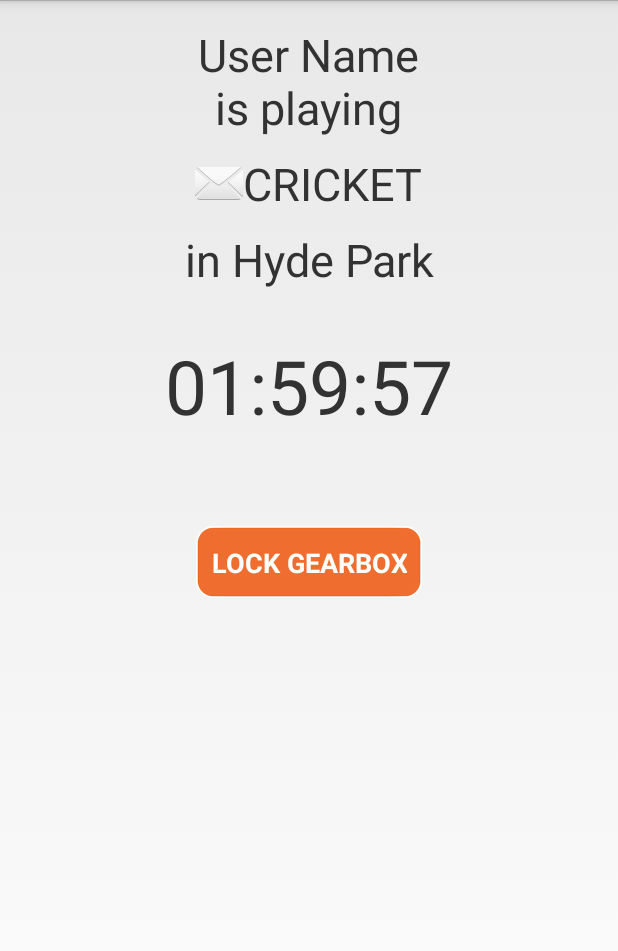
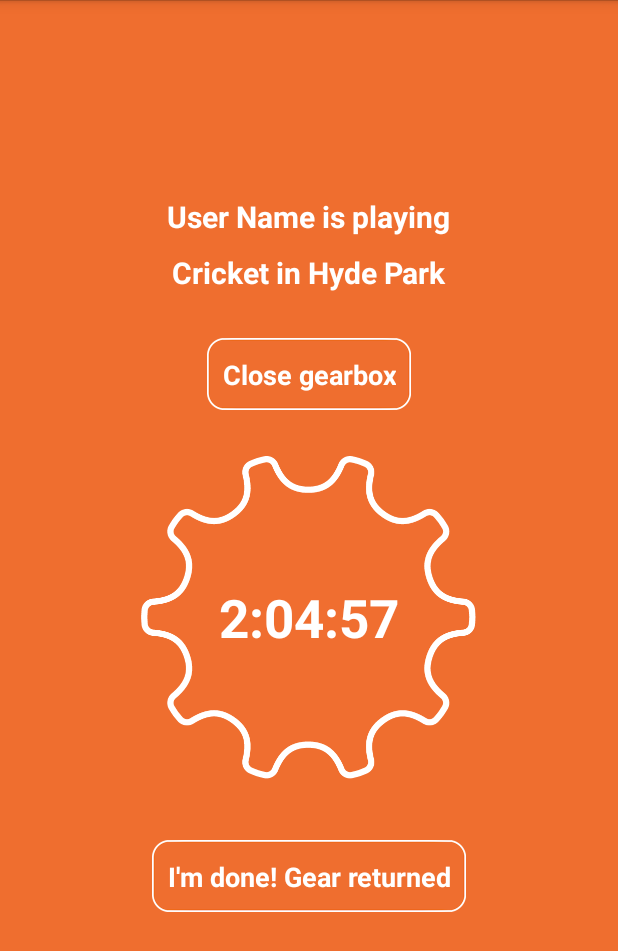
Before and after one commit to michaelbarlow7/gearbox, an Android app: the CurrentlyPlaying screen opened directly, with no data from a screen before it, on a phone screen of 412 x 824 dp. Shown: the top 951 px of the screen. Run offline under Robolectric (Android 15) with nearby library versions, the phone set to English and light mode, and no system bars; libraries missing offline, so code that uses them is left out: com.koushikdutta.async, com.koushikdutta.ion; 2 statements that could not run were skipped.

Commit message:
Updated currentlyPlaying

```diff
--- a/app/src/main/java/com/gearboxer/gearbox/CurrentlyPlaying.java
+++ b/app/src/main/java/com/gearboxer/gearbox/CurrentlyPlaying.java
@@ -1,21 +1,24 @@
 package com.gearboxer.gearbox;
 
 import android.app.Activity;
+import android.app.AlertDialog;
 import android.app.NotificationManager;
 import android.app.ProgressDialog;
 import android.content.Context;
+import android.content.DialogInterface;
 import android.content.Intent;
 import android.media.RingtoneManager;
 import android.net.Uri;
 import android.os.Bundle;
 import android.support.v4.app.NotificationCompat;
 import android.util.Log;
-import android.view.Menu;
-import android.view.MenuItem;
 import android.view.View;
+import android.view.animation.Animation;
+import android.view.animation.AnimationUtils;
+import android.widget.Button;
+import android.widget.ImageView;
 import android.widget.TextView;
 
-import com.gearboxer.gearbox.R;
 import com.gearboxer.gearbox.model.Gear;
 import com.gearboxer.gearbox.model.GearLocation;
 import com.koushikdutta.async.future.FutureCallback;
@@ -34,6 +37,7 @@ public class CurrentlyPlaying extends Activity {
     private volatile boolean keepTicking = true;
     private ProgressDialog progressDialog;
 
+    private boolean open = true;
     @Override
     protected void onCreate(Bundle savedInstanceState) {
         super.onCreate(savedInstanceState);
@@ -42,14 +46,43 @@ public class CurrentlyPlaying extends Activity {
         gearLocation  = (GearLocation) getIntent().getSerializableExtra(LOCATION_EXTRA);
         gear = (Gear) getIntent().getSerializableExtra(GEAR_EXTRA);
 
+        ImageView splashGear = (ImageView) findViewById(R.id.splashGear);
+        Animation rotateAnimation = AnimationUtils.loadAnimation(this, R.anim.rotate);
+        splashGear.startAnimation(rotateAnimation);
+
         TextView gearText = (TextView) findViewById(R.id.gearText);
         gearText.setText(gear.getGearType().getName());
-        gearText.setCompoundDrawablesWithIntrinsicBounds(gear.getGearType().getIconResource(), 0, 0, 0);
+        gearText.setText(gear.getGearType().getName() + " in " + gearLocation.getName());
+//        gearText.setCompoundDrawablesWithIntrinsicBounds(gear.getGearType().getIconResource(), 0, 0, 0);
+//        TextView isPlayingText = (TextView) findViewById(R.id.isPlayingText);
+//        isPlayingText.setText(gear.getGearType().getName() + " in " + gearLocation.getName());
 
-        TextView locationText = (TextView) findViewById(R.id.locationText);
-        locationText.setText("in " + gearLocation.getName());
+//        TextView locationText = (TextView) findViewById(R.id.locationText);
+//        locationText.setText("in " + gearLocation.getName());
 
         timerText = (TextView) findViewById(R.id.timer);
+
+        final Button openCloseGearbox = (Button) findViewById(R.id.openCloseGearbox);
+        openCloseGearbox.setOnClickListener(new View.OnClickListener() {
+            @Override
+            public void onClick(View v) {
+                open = !open;
+                progressDialog = new ProgressDialog(CurrentlyPlaying.this);
+                progressDialog.setMessage(open ? "Opening gearbox..." : "Locking gearbox...");
+                progressDialog.show();
+                openCloseGearbox.setText(open ? "Close gearbox" : "Open gearbox");
+                Ion.with(CurrentlyPlaying.this, getString(R.string.server) + (open ? getString(R.string.open_endpoint) : getString(R.string.close_endpoint)))
+                        .asString()
+                        .setCallback(new FutureCallback<String>() {
+                            @Override
+                            public void onCompleted(Exception e, String result) {
+                                Intent intent = new Intent(CurrentlyPlaying.this, ThankYouActivity.class);
+                                startActivity(intent);
+                                progressDialog.dismiss();
+                            }
+                        });
+            }
+        });
 
         Thread thread = new Thread(new Runnable() {
             @Override
@@ -74,7 +107,7 @@ public class CurrentlyPlaying extends Activity {
 
         @Override
         public void run() {
-            timerText.setText(String.format("01:59:%02d", time));
+            timerText.setText(String.format("2:04:%02d", time));
             time--;
             if (time < 0){
                 time = 59;
@@ -108,10 +141,16 @@ public class CurrentlyPlaying extends Activity {
     }
 
     public void onLockClick(View v){
-        progressDialog = new ProgressDialog(this);
+        AlertDialog.Builder builder = new AlertDialog.Builder(this);
+        builder.setTitle("Lock box");
+        builder.setMessage("Please place the gear in the box.");
+        builder.setPositiveButton(android.R.string.ok, new DialogInterface.OnClickListener() {
+            @Override
+            public void onClick(DialogInterface dialog, int which) {
+                progressDialog = new ProgressDialog(CurrentlyPlaying.this);
                 progressDialog.setMessage("Locking box");
                 progressDialog.show();
-        Ion.with(v.getContext(), getString(R.string.server) + getString(R.string.close_endpoint))
+                Ion.with(CurrentlyPlaying.this, getString(R.string.server) + getString(R.string.close_endpoint))
                         .asString()
                         .setCallback(new FutureCallback<String>() {
                             @Override
@@ -123,4 +162,9 @@ public class CurrentlyPlaying extends Activity {
                             }
                         });
             }
+        });
+        builder.setNegativeButton(android.R.string.cancel, null);
+        builder.show();
+
     }
+}
--- a/app/src/main/java/com/gearboxer/gearbox/SplashActivity.java
+++ b/app/src/main/java/com/gearboxer/gearbox/SplashActivity.java
@@ -45,6 +45,7 @@ public class SplashActivity extends Activity {
 
         splashBall0.startAnimation(fadeInAnimation);
         splashBall1.startAnimation(fadeOutAnimation);
+
     }
 
     public static int getBallResource(int position) {
@@ -90,7 +91,6 @@ public class SplashActivity extends Activity {
             fadeInBall++;
             fadeInBall %= 6;
             if (fadeInBall % 2 == 0) {
-                System.out.println("0");
                 // ball 0 is due to fade in
                 splashBall0.setImageResource(getBallResource(fadeInBall));
                 fadeInAnimation = AnimationUtils.loadAnimation(SplashActivity.this, R.anim.fade_in);
@@ -98,7 +98,6 @@ public class SplashActivity extends Activity {
                 splashBall0.startAnimation(fadeInAnimation);
                 splashBall1.startAnimation(fadeOutAnimation);
             } else {
-                System.out.println("1");
                 // ball 1 is due to fade in
                 splashBall1.setImageResource(getBallResource(fadeInBall));
                 fadeInAnimation = AnimationUtils.loadAnimation(SplashActivity.this, R.anim.fade_in);
--- a/app/src/main/res/layout/activity_currently_playing.xml
+++ b/app/src/main/res/layout/activity_currently_playing.xml
@@ -6,59 +6,88 @@
     android:paddingRight="@dimen/activity_horizontal_margin"
     android:paddingTop="@dimen/activity_vertical_margin"
     android:paddingBottom="@dimen/activity_vertical_margin"
+    android:background="@color/gearbox_orange"
     tools:context="com.gearboxer.gearbox.CurrentlyPlaying">
-
-    <TextView
-        android:id="@+id/isPlayingText"
-        android:text="User Name\nis playing"
-        android:layout_alignParentTop="true"
-        android:gravity="center"
-        android:textSize="30sp"
+    <ImageView
+        android:id="@+id/splashGear"
+        android:layout_width="wrap_content"
+        android:layout_height="wrap_content"
+        android:layout_centerInParent="true"
+        android:src="@drawable/splashgearfilled"
+        />
+    <Button
+        android:id="@+id/openCloseGearbox"
+        android:layout_width="wrap_content"
+        android:layout_height="wrap_content"
+        android:layout_above="@id/splashGear"
+        android:text="Close gearbox"
+        android:layout_marginBottom="20dp"
+        style="@style/ButtonStyle"
         android:layout_centerHorizontal="true"
-        android:layout_width="wrap_content"
-        android:layout_height="wrap_content" />
+        />
     <TextView
         android:id="@+id/gearText"
         android:layout_centerHorizontal="true"
         android:layout_width="wrap_content"
         android:layout_height="wrap_content"
-        android:layout_below="@id/isPlayingText"
-        android:text="CRICKET"
-        android:textSize="30sp"
+        android:layout_marginBottom="20dp"
+        android:layout_above="@id/openCloseGearbox"
+        android:text="Cricket in Hyde Park"
+        android:textStyle="bold"
+        android:textColor="@android:color/white"
+        android:textSize="20sp"
         android:paddingTop="10dp"
         android:paddingBottom="10dp"
-        android:drawableLeft="@android:drawable/ic_dialog_email"
         />
     <TextView
-        android:id="@+id/locationText"
-        android:layout_width="match_parent"
-        android:layout_height="wrap_content"
-        android:layout_below="@id/gearText"
-        android:text="in Hyde Park"
-        android:textSize="30sp"
+        android:id="@+id/isPlayingText"
+        android:text="User Name is playing"
+        android:layout_above="@id/gearText"
         android:gravity="center"
+        android:textSize="20sp"
+        android:textColor="@android:color/white"
+        android:textStyle="bold"
         android:layout_centerHorizontal="true"
-        />
+        android:layout_width="wrap_content"
+        android:layout_height="wrap_content" />
     <TextView
         android:id="@+id/timer"
         android:layout_width="match_parent"
         android:layout_height="wrap_content"
         android:layout_margin="30dp"
-        android:textSize="50sp"
-        android:layout_below="@id/locationText"
+        android:layout_centerInParent="true"
+        android:textSize="35sp"
+        android:textColor="@android:color/white"
         android:gravity="center"
-        android:text="01:59:59"
+        android:text="2:04:59"
+        android:textStyle="bold"
         />
+
+
+
+    <!--<TextView-->
+        <!--android:id="@+id/locationText"-->
+        <!--android:layout_width="match_parent"-->
+        <!--android:layout_height="wrap_content"-->
+        <!--android:layout_below="@id/gearText"-->
+        <!--android:text="in Hyde Park"-->
+        <!--android:textStyle="bold"-->
+        <!--android:textColor="@android:color/white"-->
+        <!--android:textSize="20sp"-->
+        <!--android:gravity="center"-->
+        <!--android:layout_centerHorizontal="true"-->
+        <!--/>-->
+
+
     <Button
         android:id="@+id/lockGearboxButton"
         android:layout_width="wrap_content"
         android:layout_height="wrap_content"
-        android:layout_below="@id/timer"
-        android:layout_margin="30dp"
+        android:layout_below="@id/splashGear"
         android:layout_centerHorizontal="true"
+        android:layout_marginTop="30dp"
         style="@style/ButtonStyle"
-        android:text="LOCK GEARBOX"
+        android:text="I'm done! Gear returned"
         android:onClick="onLockClick"
         />
-
 </RelativeLayout>
```
Also changed, not shown: app/src/main/res/layout/activity_map.xml (+7 -1 lines), app/src/main/res/drawable-xxhdpi/splashgearfilled.png (added). Lines whose indentation alone changed are shown as unchanged.
